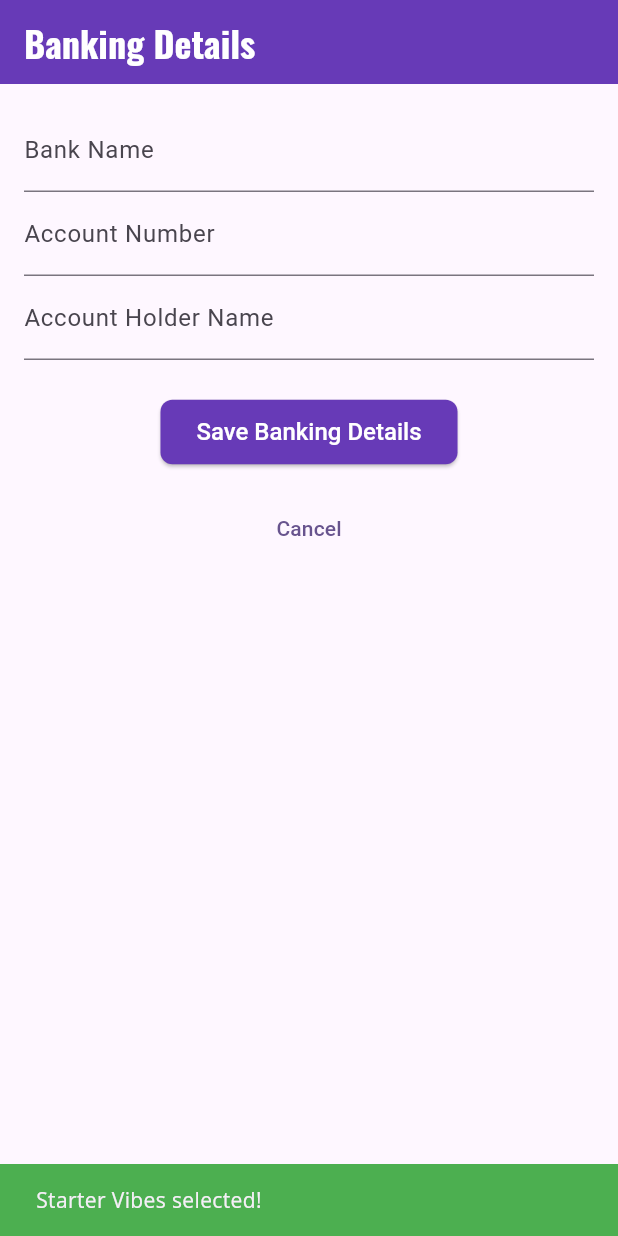
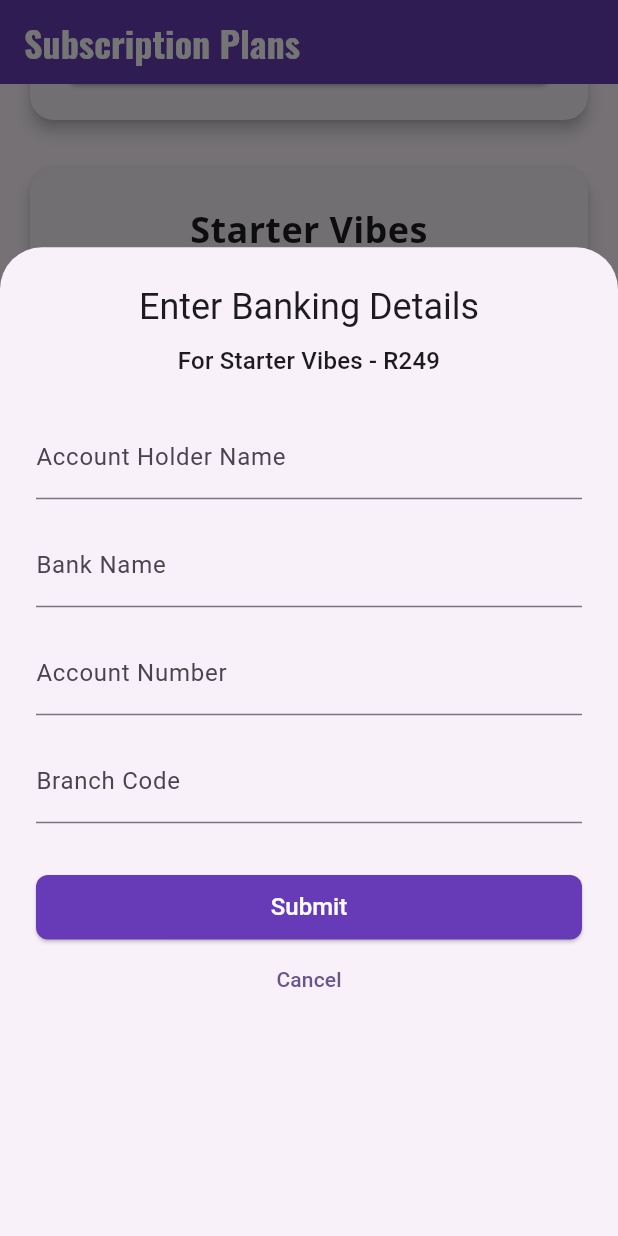
Before and after one commit to vegetamojacko/myapp, a Flutter app: the SubscriptionScreen screen opened by its route, scrolled down 576 dp, after a tap on "Select Plan", on a phone screen of 412 x 824 dp. Run offline on Flutter 3.47's test engine with Material 3 defaults, Android fonts, the phone set to English and light mode, and no system bars; our stand-ins replace equatable, flutter_bloc, flutter_staggered_animations, go_router, google_fonts, shared_preferences; accounts and stored records are empty.

Commit message:
git3 - to update

```diff
--- a/lib/providers/banking_provider.dart
+++ b/lib/providers/banking_provider.dart
@@ -4,11 +4,13 @@ class BankingInfo {
   final String bankName;
   final String accountNumber;
   final String accountHolder;
+  final String? branchCode;
 
   BankingInfo({
     required this.bankName,
     required this.accountNumber,
     required this.accountHolder,
+    this.branchCode,
   });
 }
 
@@ -17,8 +19,8 @@ class BankingProvider with ChangeNotifier {
 
   BankingInfo? get bankingInfo => _bankingInfo;
 
-  void updateBankingInfo(BankingInfo? info) {
-    _bankingInfo = info;
+  void updateBankingInfo(BankingInfo? bankingInfo) {
+    _bankingInfo = bankingInfo;
     notifyListeners();
   }
 }
--- a/lib/screens/banking_details_screen.dart
+++ b/lib/screens/banking_details_screen.dart
@@ -16,6 +16,7 @@ class _BankingDetailsScreenState extends State<BankingDetailsScreen> {
   late TextEditingController _bankNameController;
   late TextEditingController _accountNumberController;
   late TextEditingController _accountHolderController;
+  late TextEditingController _branchCodeController;
 
   @override
   void initState() {
@@ -23,8 +24,12 @@ class _BankingDetailsScreenState extends State<BankingDetailsScreen> {
     final bankingProvider = Provider.of<BankingProvider>(context, listen: false);
     final bankingInfo = bankingProvider.bankingInfo;
     _bankNameController = TextEditingController(text: bankingInfo?.bankName ?? '');
-    _accountNumberController = TextEditingController(text: bankingInfo?.accountNumber ?? '');
-    _accountHolderController = TextEditingController(text: bankingInfo?.accountHolder ?? '');
+    _accountNumberController =
+        TextEditingController(text: bankingInfo?.accountNumber ?? '');
+    _accountHolderController =
+        TextEditingController(text: bankingInfo?.accountHolder ?? '');
+    _branchCodeController =
+        TextEditingController(text: bankingInfo?.branchCode ?? '');
   }
 
   @override
@@ -34,7 +39,8 @@ class _BankingDetailsScreenState extends State<BankingDetailsScreen> {
         title: const Text('Banking Details'),
         automaticallyImplyLeading: false,
       ),
-      body: Padding(
+      body: SingleChildScrollView(
+        child: Padding(
           padding: const EdgeInsets.all(16.0),
           child: Form(
             key: _formKey,
@@ -62,10 +68,21 @@ class _BankingDetailsScreenState extends State<BankingDetailsScreen> {
                 ),
                 TextFormField(
                   controller: _accountHolderController,
-                decoration: const InputDecoration(labelText: 'Account Holder Name'),
+                  decoration:
+                      const InputDecoration(labelText: 'Account Holder Name'),
                   validator: (value) {
                     if (value == null || value.isEmpty) {
                       return 'Please enter the account holder name';
+                    }
+                    return null;
+                  },
+                ),
+                TextFormField(
+                  controller: _branchCodeController,
+                  decoration: const InputDecoration(labelText: 'Branch Code'),
+                  validator: (value) {
+                    if (value == null || value.isEmpty) {
+                      return 'Please enter the branch code';
                     }
                     return null;
                   },
@@ -78,8 +95,11 @@ class _BankingDetailsScreenState extends State<BankingDetailsScreen> {
                         bankName: _bankNameController.text,
                         accountNumber: _accountNumberController.text,
                         accountHolder: _accountHolderController.text,
+                        branchCode: _branchCodeController.text,
                       );
-                    context.read<BankingProvider>().updateBankingInfo(bankingInfo);
+                      context
+                          .read<BankingProvider>()
+                          .updateBankingInfo(bankingInfo);
                       context.go('/home');
                     }
                   },
@@ -96,6 +116,7 @@ class _BankingDetailsScreenState extends State<BankingDetailsScreen> {
             ),
           ),
         ),
+      ),
     );
   }
 }
--- a/lib/screens/subscription_screen.dart
+++ b/lib/screens/subscription_screen.dart
@@ -3,6 +3,7 @@ import 'package:go_router/go_router.dart';
 import 'package:provider/provider.dart';
 
 import '../providers/user_provider.dart';
+import '../widgets/banking_details_modal.dart';
 
 class SubscriptionScreen extends StatelessWidget {
   const SubscriptionScreen({super.key});
@@ -10,13 +11,7 @@ class SubscriptionScreen extends StatelessWidget {
   void _selectPlan(BuildContext context, String planName, String planPrice) {
     final userProvider = Provider.of<UserProvider>(context, listen: false);
     userProvider.updateSubscription(planName, planPrice);
-    ScaffoldMessenger.of(context).showSnackBar(
-      SnackBar(
-        content: Text('$planName selected!'),
-        backgroundColor: Colors.green,
-      ),
-    );
-    context.go('/banking-details');
+    showBankingDetailsModal(context, planName, planPrice);
   }
 
   @override
--- /dev/null
+++ b/lib/widgets/banking_details_modal.dart
@@ -0,0 +1,147 @@
+
+import 'package:flutter/material.dart';
+import 'package:provider/provider.dart';
+
+import '../providers/banking_provider.dart';
+
+void showBankingDetailsModal(
+    BuildContext context, String planName, String planPrice) {
+  showModalBottomSheet(
+    context: context,
+    isScrollControlled: true,
+    builder: (context) => DraggableScrollableSheet(
+      expand: false,
+      initialChildSize: 0.8,
+      builder: (context, scrollController) =>
+          BankingDetailsForm(planName: planName, planPrice: planPrice),
+    ),
+  );
+}
+
+class BankingDetailsForm extends StatefulWidget {
+  final String planName;
+  final String planPrice;
+
+  const BankingDetailsForm(
+      {super.key, required this.planName, required this.planPrice});
+
+  @override
+  State<BankingDetailsForm> createState() => _BankingDetailsFormState();
+}
+
+class _BankingDetailsFormState extends State<BankingDetailsForm> {
+  final _formKey = GlobalKey<FormState>();
+  final _accountHolderController = TextEditingController();
+  final _bankNameController = TextEditingController();
+  final _accountNumberController = TextEditingController();
+  final _branchCodeController = TextEditingController();
+
+  @override
+  void dispose() {
+    _accountHolderController.dispose();
+    _bankNameController.dispose();
+    _accountNumberController.dispose();
+    _branchCodeController.dispose();
+    super.dispose();
+  }
+
+  void _submitForm() {
+    if (_formKey.currentState!.validate()) {
+      final bankingInfo = BankingInfo(
+        accountHolder: _accountHolderController.text,
+        bankName: _bankNameController.text,
+        accountNumber: _accountNumberController.text,
+        branchCode: _branchCodeController.text,
+      );
+      context.read<BankingProvider>().updateBankingInfo(bankingInfo);
+      Navigator.pop(context); // Close the modal
+      ScaffoldMessenger.of(context).showSnackBar(
+        SnackBar(
+          content: Text('${widget.planName} selected!'),
+          backgroundColor: Colors.green,
+        ),
+      );
+    }
+  }
+
+  @override
+  Widget build(BuildContext context) {
+    return Padding(
+      padding: const EdgeInsets.all(24.0),
+      child: Form(
+        key: _formKey,
+        child: Column(
+          mainAxisSize: MainAxisSize.min,
+          crossAxisAlignment: CrossAxisAlignment.stretch,
+          children: [
+            Text(
+              'Enter Banking Details',
+              style: Theme.of(context).textTheme.headlineSmall,
+              textAlign: TextAlign.center,
+            ),
+            const SizedBox(height: 8),
+            Text(
+              'For ${widget.planName} - ${widget.planPrice}',
+              style: Theme.of(context).textTheme.titleMedium,
+              textAlign: TextAlign.center,
+            ),
+            const SizedBox(height: 24),
+            TextFormField(
+              controller: _accountHolderController,
+              decoration:
+                  const InputDecoration(labelText: 'Account Holder Name'),
+              validator: (value) {
+                if (value == null || value.isEmpty) {
+                  return 'Please enter account holder name';
+                }
+                return null;
+              },
+            ),
+            const SizedBox(height: 16),
+            TextFormField(
+              controller: _bankNameController,
+              decoration: const InputDecoration(labelText: 'Bank Name'),
+              validator: (value) {
+                if (value == null || value.isEmpty) {
+                  return 'Please enter bank name';
+                }
+                return null;
+              },
+            ),
+            const SizedBox(height: 16),
+            TextFormField(
+              controller: _accountNumberController,
+              decoration: const InputDecoration(labelText: 'Account Number'),
+              validator: (value) {
+                if (value == null || value.isEmpty) {
+                  return 'Please enter account number';
+                }
+                return null;
+              },
+            ),
+            const SizedBox(height: 16),
+            TextFormField(
+              controller: _branchCodeController,
+              decoration: const InputDecoration(labelText: 'Branch Code'),
+              validator: (value) {
+                if (value == null || value.isEmpty) {
+                  return 'Please enter branch code';
+                }
+                return null;
+              },
+            ),
+            const SizedBox(height: 32),
+            ElevatedButton(
+              onPressed: _submitForm,
+              child: const Text('Submit'),
+            ),
+            TextButton(
+              onPressed: () => Navigator.pop(context),
+              child: const Text('Cancel'),
+            ),
+          ],
+        ),
+      ),
+    );
+  }
+}
```
Also changed, not shown: lib/screens/claim_details_screen.dart (+3 -25 lines), lib/screens/profile_screen.dart (+34 -10 lines). Lines whose indentation alone changed are shown as unchanged.
